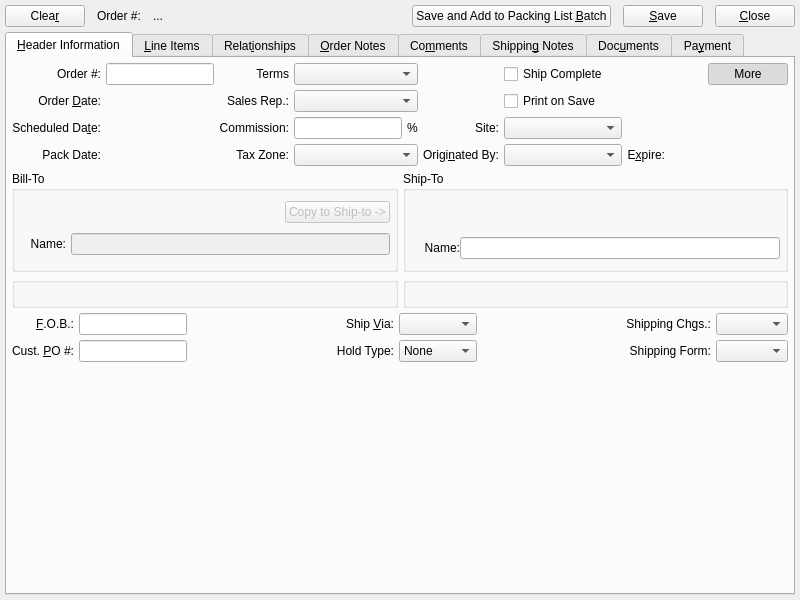
Above: xtuple/trunk/guiclient/salesOrder.ui from WooodHead/xtuple before the change. Below: the same form after it.
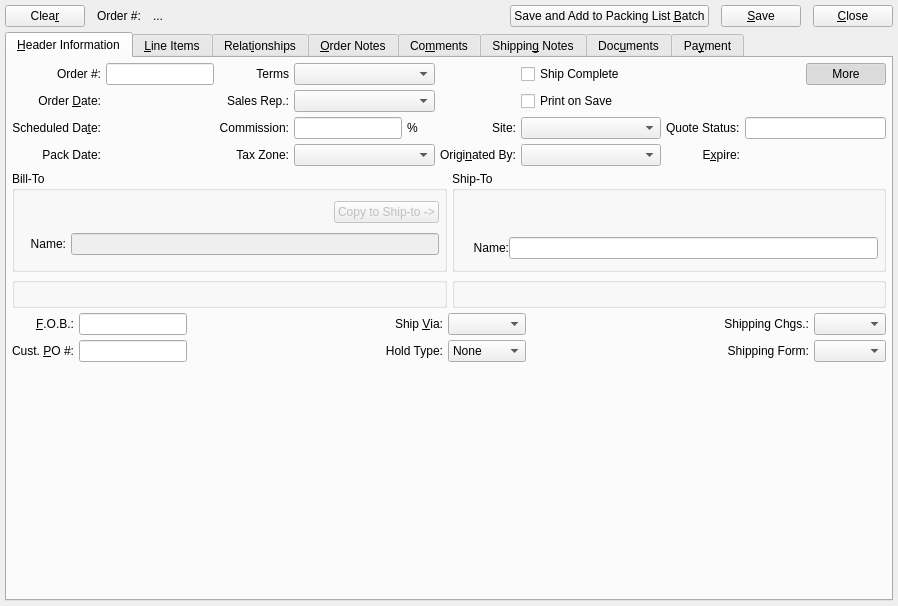
That is the form after the change. Custom widgets are drawn as their Qt base class.

Commit message: issue #11870:  Add an option to not delete Quotes when they are converted to Sales Orders.

What changed in the file:
```diff
--- a/xtuple/trunk/guiclient/salesOrder.ui
+++ b/xtuple/trunk/guiclient/salesOrder.ui
@@ -13,8 +13,8 @@
    <rect>
     <x>0</x>
     <y>0</y>
-    <width>800</width>
-    <height>600</height>
+    <width>898</width>
+    <height>606</height>
    </rect>
   </property>
   <property name="windowTitle">
@@ -430,7 +430,7 @@
            </property>
           </widget>
          </item>
-         <item row="3" column="7">
+         <item row="3" column="8">
           <widget class="DLineEdit" name="_expire">
            <property name="sizePolicy">
             <sizepolicy hsizetype="Minimum" vsizetype="Fixed">
@@ -440,7 +440,7 @@
            </property>
           </widget>
          </item>
-         <item row="0" column="7">
+         <item row="0" column="8">
           <layout class="QHBoxLayout">
            <item>
             <spacer>
@@ -470,6 +470,20 @@
            </item>
           </layout>
          </item>
+         <item row="2" column="6">
+          <widget class="QLabel" name="_quotestatusLit">
+           <property name="text">
+            <string>Quote Status:</string>
+           </property>
+          </widget>
+         </item>
+         <item row="2" column="8">
+          <widget class="XLineEdit" name="_quotestaus">
+           <property name="readOnly">
+            <bool>true</bool>
+           </property>
+          </widget>
+         </item>
         </layout>
        </item>
        <item row="1" column="0">
```
The commit also changes 6 other files.
